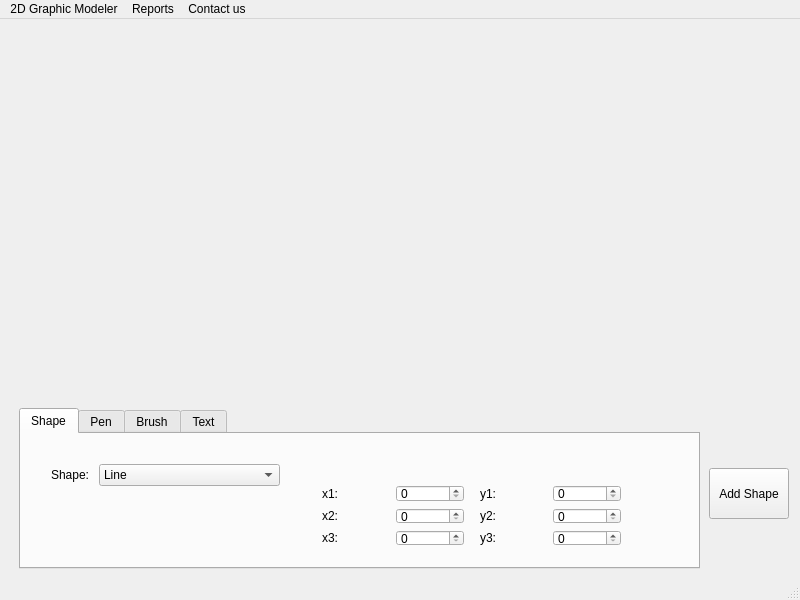
Rothcolt/PetCemetery, file mainwindow.ui: the form before one commit.
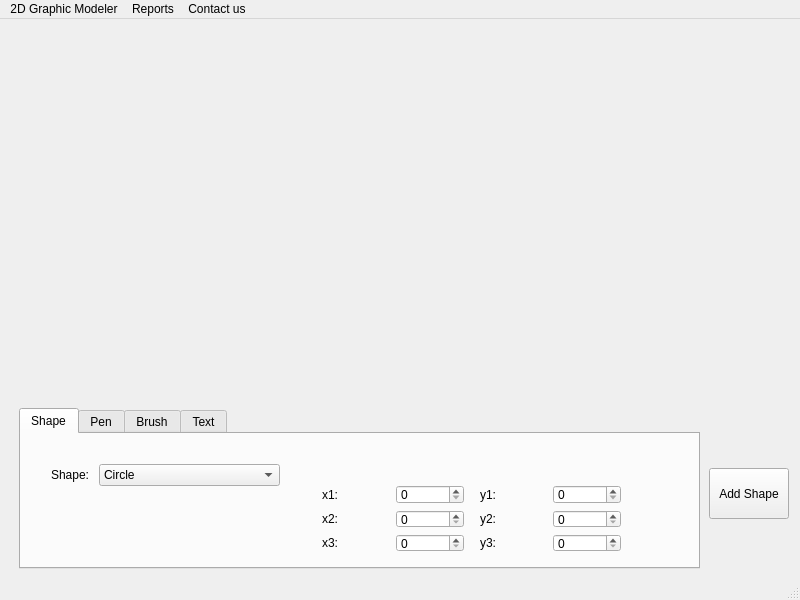
The form after the commit. The open tabs and pages were chosen to show the change. Custom widgets are drawn as their Qt base class.

```diff
--- a/mainwindow.ui
+++ b/mainwindow.ui
@@ -131,6 +131,9 @@
            <property name="editable">
             <bool>false</bool>
            </property>
+           <property name="currentIndex">
+            <number>6</number>
+           </property>
            <item>
             <property name="text">
              <string>Line</string>
@@ -256,7 +259,7 @@
             <x>0</x>
             <y>20</y>
             <width>321</width>
-            <height>83</height>
+            <height>89</height>
            </rect>
           </property>
           <layout class="QGridLayout" name="pLine_dim_grid">
```
Left out of the diff: 17 changed lines with no effect on the pictures.
